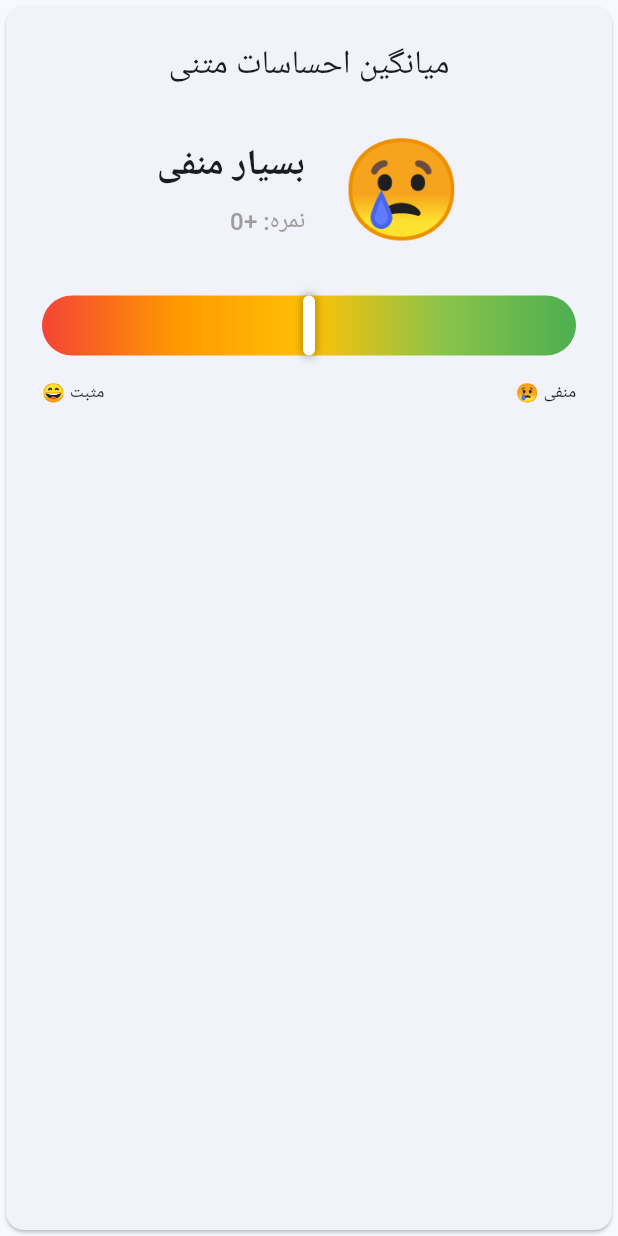
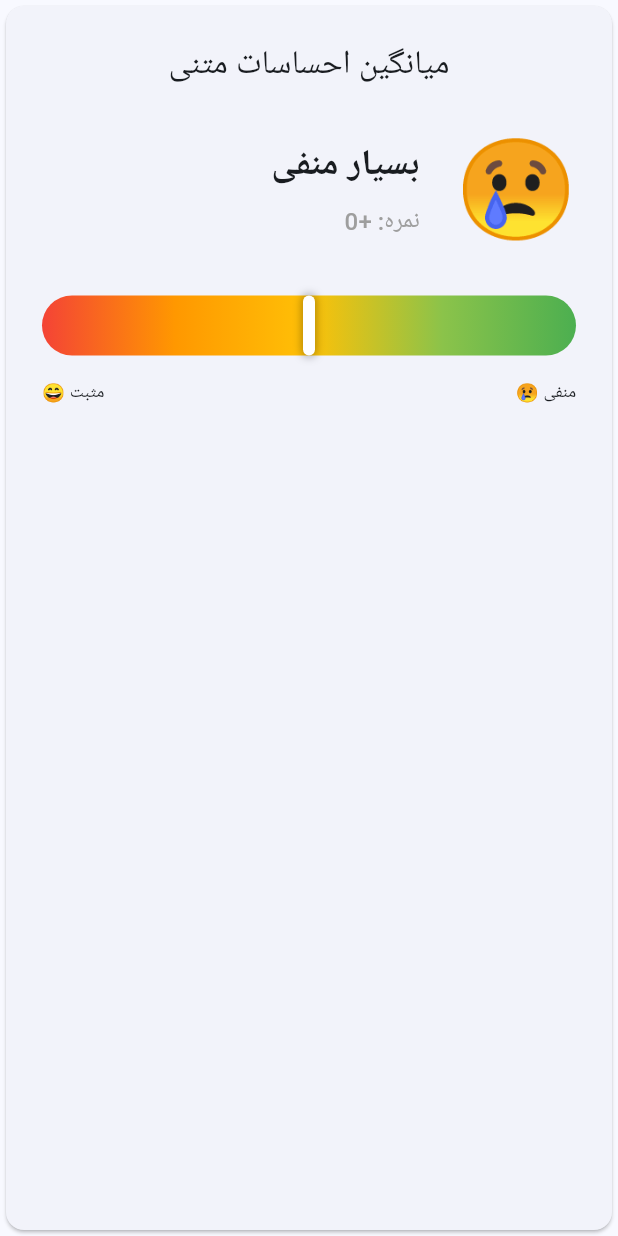
Before and after one commit to usespring/shahrnet_admin, a Flutter app: the SentimentGaugeWidget widget shown alone on an empty page, opened directly with empty values, on a phone screen of 412 x 824 dp. Run offline on Flutter 3.47's test engine with Material 3 defaults, Android fonts, the light colour scheme and no system bars; our stand-ins replace fl_chart, flutter_riverpod, shamsi_date; Roboto replaces fonts that are missing (Arial).

Commit message:
fix overflow in andriod

```diff
--- a/lib/features/analytics/presentation/screens/peer_survey_screen.dart
+++ b/lib/features/analytics/presentation/screens/peer_survey_screen.dart
@@ -345,11 +345,15 @@ class _PeerSurveyScreenState extends ConsumerState<PeerSurveyScreen> {
               ),
             ),
             const SizedBox(height: 16),
-            Row(
+            SingleChildScrollView(
+              scrollDirection: Axis.horizontal,
+              child: Row(
                 mainAxisAlignment: MainAxisAlignment.spaceAround,
                 children: MoodLevel.values.map((mood) {
                   final isSelected = _selectedMood == mood;
-                return InkWell(
+                  return Padding(
+                    padding: const EdgeInsets.symmetric(horizontal: 4),
+                    child: InkWell(
                       onTap: () => setState(() => _selectedMood = mood),
                       child: Container(
                         padding: const EdgeInsets.all(12),
@@ -374,15 +378,18 @@ class _PeerSurveyScreenState extends ConsumerState<PeerSurveyScreen> {
                               mood.displayName,
                               style: TextStyle(
                                 fontSize: 10,
-                            fontWeight:
-                                isSelected ? FontWeight.bold : FontWeight.normal,
+                                fontWeight: isSelected
+                                    ? FontWeight.bold
+                                    : FontWeight.normal,
                               ),
                             ),
                           ],
                         ),
                       ),
+                    ),
                   );
                 }).toList(),
+              ),
             ),
             const SizedBox(height: 16),
             TextField(
--- a/lib/features/analytics/presentation/screens/sentiment_analytics_screen.dart
+++ b/lib/features/analytics/presentation/screens/sentiment_analytics_screen.dart
@@ -548,18 +548,19 @@ class SentimentAnalyticsScreen extends ConsumerWidget {
               ),
             ),
             const SizedBox(height: 8),
-            Row(
+            Wrap(
+              crossAxisAlignment: WrapCrossAlignment.center,
+              spacing: 8,
+              runSpacing: 8,
               children: [
                 Text(
                   content.sentimentLevel.emoji,
                   style: const TextStyle(fontSize: 20),
                 ),
-                const SizedBox(width: 8),
                 Text(
                   content.sentimentLevel.displayName,
                   style: Theme.of(context).textTheme.bodySmall,
                 ),
-                const Spacer(),
                 Container(
                   padding:
                       const EdgeInsets.symmetric(horizontal: 8, vertical: 4),
--- a/lib/features/analytics/presentation/widgets/sentiment_gauge_widget.dart
+++ b/lib/features/analytics/presentation/widgets/sentiment_gauge_widget.dart
@@ -24,19 +24,16 @@ class SentimentGaugeWidget extends StatelessWidget {
               style: Theme.of(context).textTheme.titleLarge,
             ),
             const SizedBox(height: 24),
-            Row(
-              mainAxisAlignment: MainAxisAlignment.center,
-              children: [
-                Text(
-                  level.emoji,
-                  style: const TextStyle(fontSize: 64),
-                ),
-                const SizedBox(width: 24),
-                Column(
-                  crossAxisAlignment: CrossAxisAlignment.start,
+            LayoutBuilder(
+              builder: (context, constraints) {
+                final isCompact = constraints.maxWidth < 180;
+                final infoColumn = Column(
+                  crossAxisAlignment:
+                      isCompact ? CrossAxisAlignment.center : CrossAxisAlignment.start,
                   children: [
                     Text(
                       level.displayName,
+                      textAlign: isCompact ? TextAlign.center : TextAlign.start,
                       style: Theme.of(context).textTheme.headlineSmall?.copyWith(
                             fontWeight: FontWeight.bold,
                           ),
@@ -44,30 +41,76 @@ class SentimentGaugeWidget extends StatelessWidget {
                     const SizedBox(height: 8),
                     Text(
                       'نمره: ${_formatScore(score)}',
+                      textAlign: isCompact ? TextAlign.center : TextAlign.start,
                       style: Theme.of(context).textTheme.titleMedium?.copyWith(
                             color: Colors.grey,
                           ),
                     ),
                   ],
-                ),
-              ],
+                );
+
+                if (isCompact) {
+                  return Column(
+                    children: [
+                      Text(
+                        level.emoji,
+                        style: const TextStyle(fontSize: 64),
+                      ),
+                      const SizedBox(height: 16),
+                      infoColumn,
+                    ],
+                  );
+                }
+
+                return Row(
+                  mainAxisAlignment: MainAxisAlignment.center,
+                  children: [
+                    Text(
+                      level.emoji,
+                      style: const TextStyle(fontSize: 64),
+                    ),
+                    const SizedBox(width: 24),
+                    Expanded(child: infoColumn),
+                  ],
+                );
+              },
             ),
             const SizedBox(height: 24),
             // Horizontal sentiment gauge
             _buildHorizontalGauge(context),
             const SizedBox(height: 16),
-            Row(
-              mainAxisAlignment: MainAxisAlignment.spaceBetween,
-              children: [
-                Text(
-                  'منفی 😢',
-                  style: Theme.of(context).textTheme.bodySmall,
-                ),
-                Text(
-                  'مثبت 😄',
-                  style: Theme.of(context).textTheme.bodySmall,
-                ),
-              ],
+            LayoutBuilder(
+              builder: (context, constraints) {
+                final labels = [
+                  Text(
+                    'منفی 😢',
+                    style: Theme.of(context).textTheme.bodySmall,
+                  ),
+                  Text(
+                    'مثبت 😄',
+                    style: Theme.of(context).textTheme.bodySmall,
+                  ),
+                ];
+
+                if (constraints.maxWidth < 120) {
+                  return Column(
+                    crossAxisAlignment: CrossAxisAlignment.stretch,
+                    children: [
+                      labels[0],
+                      const SizedBox(height: 4),
+                      Align(
+                        alignment: Alignment.centerRight,
+                        child: labels[1],
+                      ),
+                    ],
+                  );
+                }
+
+                return Row(
+                  mainAxisAlignment: MainAxisAlignment.spaceBetween,
+                  children: labels,
+                );
+              },
             ),
           ],
         ),
```
Lines whose indentation alone changed are shown as unchanged.
